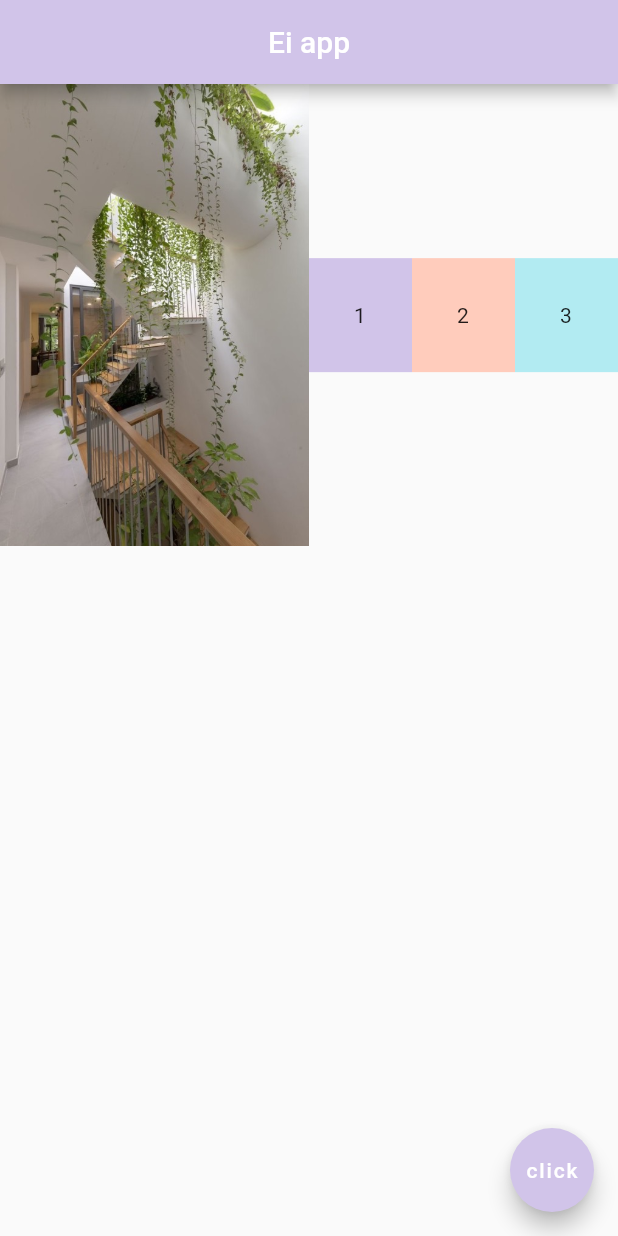
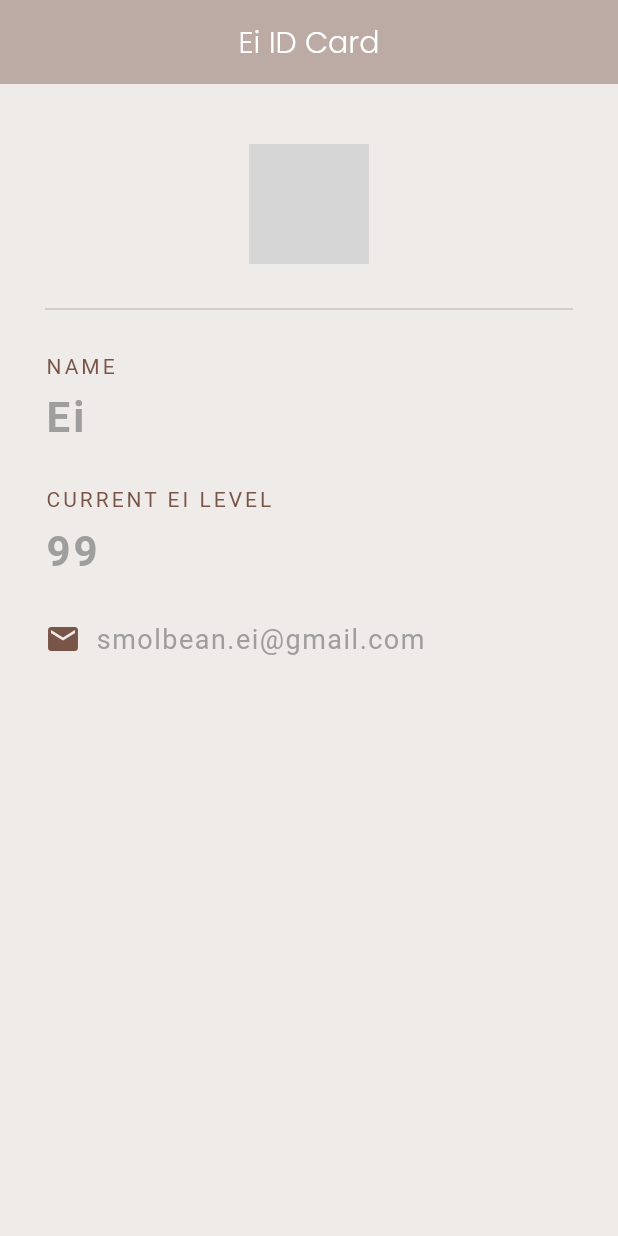
Before and after one commit to ilenvin/flutter-learn, a Flutter app: the screen it shows after launch, on a phone screen of 412 x 824 dp. Run offline on Flutter 3.47's test engine with Material 2 defaults, Android fonts, the phone set to English and light mode, and no system bars; grey boxes are pictures that could not be loaded.

Commit message:
ei card app

```diff
--- a/lib/main.dart
+++ b/lib/main.dart
@@ -3,56 +3,88 @@
 import 'package:flutter/material.dart';
 
 void main() {
-  runApp(const MaterialApp(home: Home()));
+  runApp(const MaterialApp(home: EiCard()));
 }
 
-class Home extends StatelessWidget {
-  const Home({Key? key}) : super(key: key);
+class EiCard extends StatelessWidget {
+  const EiCard({Key? key}) : super(key: key);
 
   @override
   Widget build(BuildContext context) {
     return Scaffold(
+      backgroundColor: Colors.brown[50],
       appBar: AppBar(
-        backgroundColor: Colors.deepPurple[100],
-        title: const Text('Ei app'),
+        title: const Text(
+          'Ei ID Card',
+          style: TextStyle(fontFamily: 'Poppins'),
+        ),
         centerTitle: true,
+        backgroundColor: Colors.brown[200],
+        elevation: 0.0,
       ),
-      body: Row(
+      body: Padding(
+        padding: const EdgeInsets.fromLTRB(30.0, 40.0, 30.0, 0.0),
+        child: Column(
+          crossAxisAlignment: CrossAxisAlignment.start,
+          // ignore: prefer_const_literals_to_create_immutables
           children: [
-          Expanded(
-            child: Image.asset('assets/original.jpg'),
-            flex: 3,
-          ),
-          Expanded(
-            flex: 1,
-            child: Container(
-              padding: const EdgeInsets.all(30.0),
-              color: Colors.deepPurple[100],
-              child: const Text('1'),
+            const Center(
+              child: CircleAvatar(
+                backgroundImage: AssetImage('../assets/xielian.jpg'),
+                radius: 40.0,
               ),
             ),
-          Expanded(
-            flex: 1,
-            child: Container(
-              padding: const EdgeInsets.all(30.0),
-              color: Colors.deepOrange[100],
-              child: const Text('2'),
+            Divider(
+              height: 60.0,
+              color: Colors.brown[200],
+            ),
+            const Text(
+              'NAME',
+              style: TextStyle(color: Colors.brown, letterSpacing: 2.0),
+            ),
+            const SizedBox(height: 10.0),
+            const Text(
+              'Ei',
+              style: TextStyle(
+                color: Colors.grey,
+                letterSpacing: 2.0,
+                fontSize: 28.0,
+                fontWeight: FontWeight.bold,
               ),
             ),
-          Expanded(
-            flex: 1,
-            child: Container(
-              padding: const EdgeInsets.all(30.0),
-              color: Colors.cyan[100],
-              child: const Text('3'),
+            const SizedBox(height: 30.0),
+            const Text(
+              'CURRENT EI LEVEL',
+              style: TextStyle(color: Colors.brown, letterSpacing: 2.0),
+            ),
+            const SizedBox(height: 10.0),
+            const Text(
+              '99',
+              style: TextStyle(
+                color: Colors.grey,
+                letterSpacing: 2.0,
+                fontSize: 28.0,
+                fontWeight: FontWeight.bold,
               ),
             ),
+            const SizedBox(height: 30.0),
+            Row(
+              // ignore: prefer_const_literals_to_create_immutables
+              children: [
+                const Icon(
+                  Icons.email,
+                  color: Colors.brown,
+                ),
+                const SizedBox(width: 10.0),
+                const Text(
+                  'smolbean.ei@gmail.com',
+                  style: TextStyle(
+                      color: Colors.grey, fontSize: 18.0, letterSpacing: 1.0),
+                )
+              ],
+            )
           ],
         ),
-      floatingActionButton: FloatingActionButton(
-        onPressed: () {},
-        child: const Text('click'),
-        backgroundColor: Colors.deepPurple[100],
       ),
     );
   }
```
Also changed, not shown: assets/xielian.jpg (added). Lines whose indentation alone changed are shown as unchanged.
